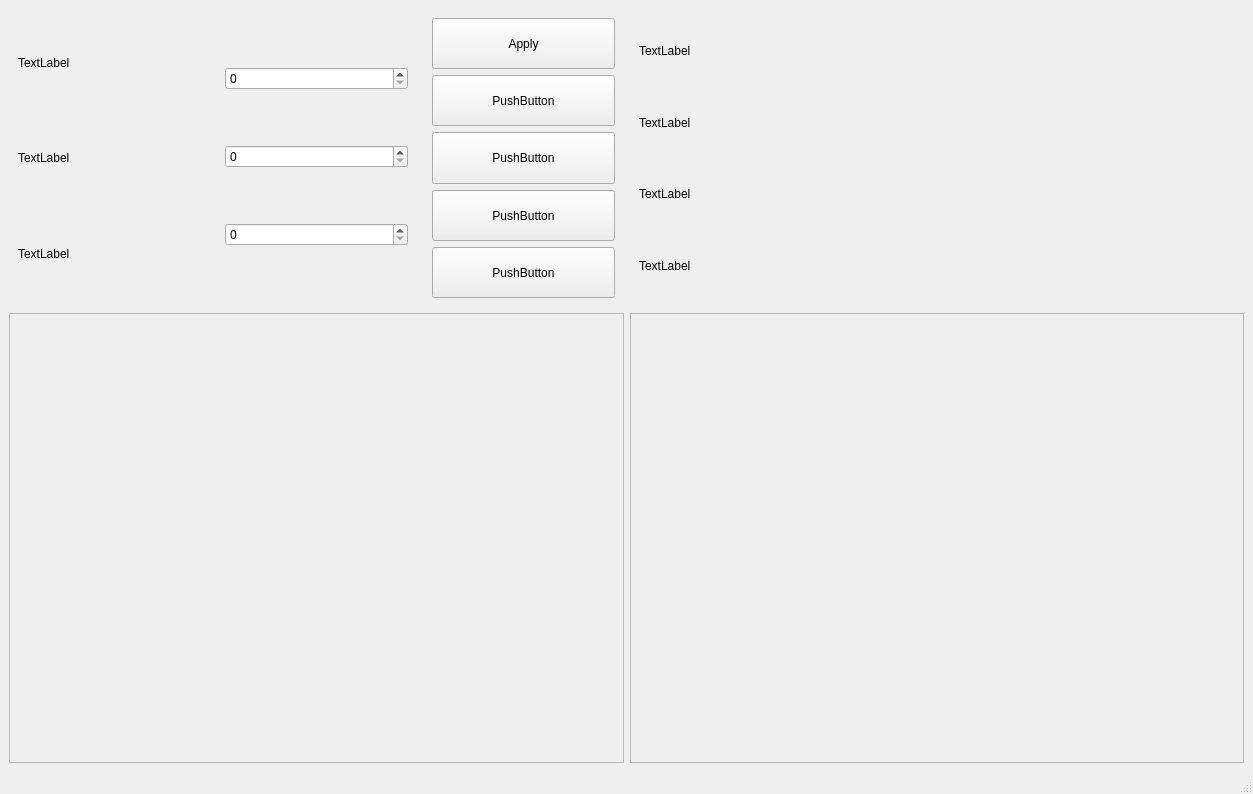
This is window.ui in de-nuke/AdvancedGeneticAlgorithm as Qt 5 draws it before an edit. The edited form follows.
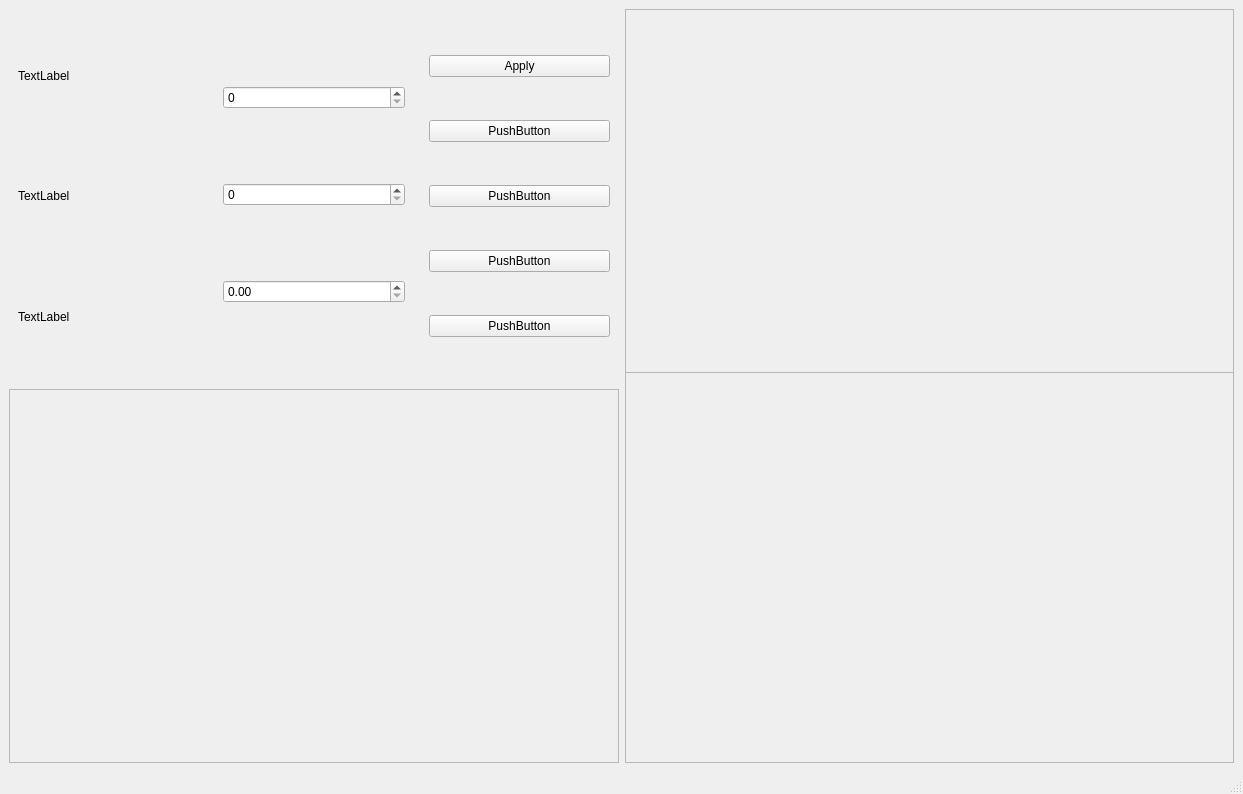
This is the edited form.

Patch:
```diff
--- a/window.ui
+++ b/window.ui
@@ -6,7 +6,7 @@
    <rect>
     <x>0</x>
     <y>0</y>
-    <width>1253</width>
+    <width>1243</width>
     <height>794</height>
    </rect>
   </property>
@@ -62,13 +62,19 @@
             <widget class="QSpinBox" name="spinBox_2"/>
            </item>
            <item>
-            <widget class="QSpinBox" name="spinBox_3"/>
+            <widget class="QDoubleSpinBox" name="mutation_prob"/>
            </item>
           </layout>
          </widget>
         </item>
         <item>
          <widget class="QWidget" name="widget_3" native="true">
+          <property name="minimumSize">
+           <size>
+            <width>0</width>
+            <height>0</height>
+           </size>
+          </property>
           <layout class="QVBoxLayout" name="verticalLayout_4" stretch="0,0,0,0,0">
            <property name="spacing">
             <number>6</number>
@@ -76,7 +82,7 @@
            <item>
             <widget class="QPushButton" name="pushButton">
              <property name="sizePolicy">
-              <sizepolicy hsizetype="Preferred" vsizetype="Minimum">
+              <sizepolicy hsizetype="Preferred" vsizetype="Fixed">
                <horstretch>0</horstretch>
                <verstretch>0</verstretch>
               </sizepolicy>
@@ -95,7 +101,7 @@
            <item>
             <widget class="QPushButton" name="pushButton_5">
              <property name="sizePolicy">
-              <sizepolicy hsizetype="Minimum" vsizetype="Minimum">
+              <sizepolicy hsizetype="Minimum" vsizetype="Fixed">
                <horstretch>0</horstretch>
                <verstretch>0</verstretch>
               </sizepolicy>
@@ -108,7 +114,7 @@
            <item>
             <widget class="QPushButton" name="pushButton_2">
              <property name="sizePolicy">
-              <sizepolicy hsizetype="Minimum" vsizetype="Minimum">
+              <sizepolicy hsizetype="Minimum" vsizetype="Fixed">
                <horstretch>0</horstretch>
                <verstretch>0</verstretch>
               </sizepolicy>
@@ -121,7 +127,7 @@
            <item>
             <widget class="QPushButton" name="pushButton_3">
              <property name="sizePolicy">
-              <sizepolicy hsizetype="Minimum" vsizetype="Minimum">
+              <sizepolicy hsizetype="Minimum" vsizetype="Fixed">
                <horstretch>0</horstretch>
                <verstretch>0</verstretch>
               </sizepolicy>
@@ -134,7 +140,7 @@
            <item>
             <widget class="QPushButton" name="pushButton_4">
              <property name="sizePolicy">
-              <sizepolicy hsizetype="Minimum" vsizetype="Minimum">
+              <sizepolicy hsizetype="Minimum" vsizetype="Fixed">
                <horstretch>0</horstretch>
                <verstretch>0</verstretch>
               </sizepolicy>
@@ -154,7 +160,7 @@
         <property name="minimumSize">
          <size>
           <width>0</width>
-          <height>450</height>
+          <height>0</height>
          </size>
         </property>
         <property name="frameShape">
@@ -169,50 +175,12 @@
     </item>
     <item>
      <layout class="QVBoxLayout" name="right_vlayout">
-      <item>
-       <layout class="QHBoxLayout" name="horizontalLayout_3">
-        <item>
-         <widget class="QWidget" name="widget_4" native="true">
-          <layout class="QVBoxLayout" name="verticalLayout_5">
-           <item>
-            <widget class="QLabel" name="label_7">
-             <property name="text">
-              <string>TextLabel</string>
-             </property>
-            </widget>
-           </item>
-           <item>
-            <widget class="QLabel" name="label_5">
-             <property name="text">
-              <string>TextLabel</string>
-             </property>
-            </widget>
-           </item>
-           <item>
-            <widget class="QLabel" name="label_4">
-             <property name="text">
-              <string>TextLabel</string>
-             </property>
-            </widget>
-           </item>
-           <item>
-            <widget class="QLabel" name="label_6">
-             <property name="text">
-              <string>TextLabel</string>
-             </property>
-            </widget>
-           </item>
-          </layout>
-         </widget>
-        </item>
-       </layout>
-      </item>
       <item>
        <widget class="QFrame" name="right_frame">
         <property name="minimumSize">
          <size>
           <width>0</width>
-          <height>450</height>
+          <height>0</height>
          </size>
         </property>
         <property name="frameShape">
@@ -221,6 +189,36 @@
         <property name="frameShadow">
          <enum>QFrame::Raised</enum>
         </property>
+        <widget class="QFrame" name="top_frame">
+         <property name="geometry">
+          <rect>
+           <x>0</x>
+           <y>0</y>
+           <width>612</width>
+           <height>364</height>
+          </rect>
+         </property>
+         <property name="minimumSize">
+          <size>
+           <width>0</width>
+           <height>0</height>
+          </size>
+         </property>
+         <property name="maximumSize">
+          <size>
+           <width>16777215</width>
+           <height>16777215</height>
+          </size>
+         </property>
+         <property name="frameShape">
+          <enum>QFrame::StyledPanel</enum>
+         </property>
+         <property name="frameShadow">
+          <enum>QFrame::Raised</enum>
+         </property>
+        </widget>
+        <zorder>top_frame</zorder>
+        <zorder>top_frame</zorder>
        </widget>
       </item>
      </layout>
```
Left out of the diff: 8 changed lines with no effect on the pictures.
